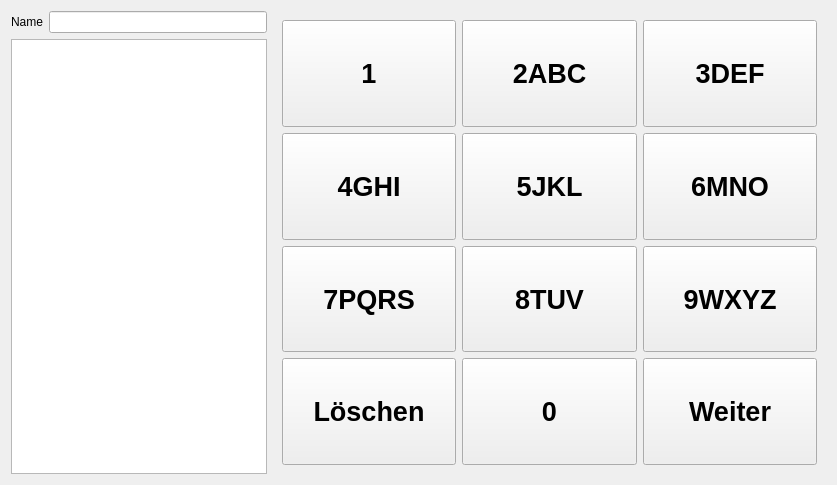
First picture: the form in TallyOnRaspberry/loginscreen.ui, repository Deltachi/Tally_Teamproject, before the edit.
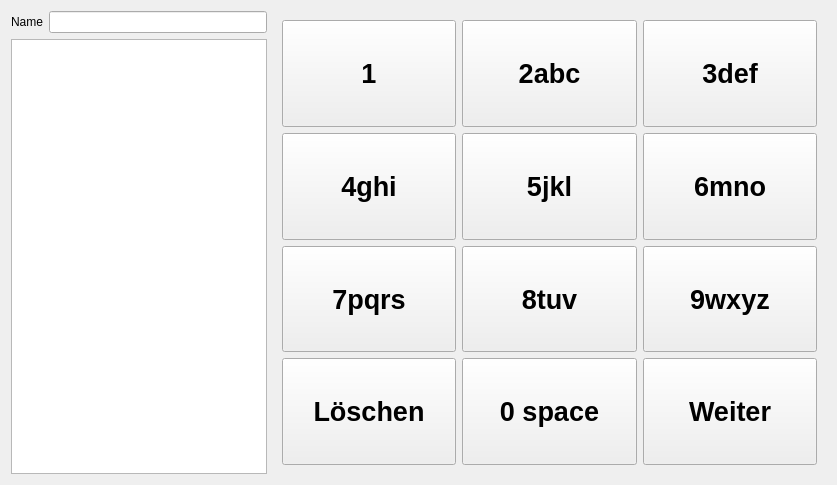
Second picture: the form after the edit.

```diff
--- a/TallyOnRaspberry/loginscreen.ui
+++ b/TallyOnRaspberry/loginscreen.ui
@@ -57,7 +57,7 @@
          </font>
         </property>
         <property name="text">
-         <string>4GHI</string>
+         <string>4ghi</string>
         </property>
        </widget>
       </item>
@@ -80,7 +80,7 @@
          </font>
         </property>
         <property name="text">
-         <string>3DEF</string>
+         <string>3def</string>
         </property>
        </widget>
       </item>
@@ -103,7 +103,7 @@
          </font>
         </property>
         <property name="text">
-         <string>7PQRS</string>
+         <string>7pqrs</string>
         </property>
        </widget>
       </item>
@@ -126,7 +126,7 @@
          </font>
         </property>
         <property name="text">
-         <string>0</string>
+         <string>0 space</string>
         </property>
        </widget>
       </item>
@@ -150,7 +150,7 @@
          </font>
         </property>
         <property name="text">
-         <string>2ABC</string>
+         <string>2abc</string>
         </property>
        </widget>
       </item>
@@ -196,7 +196,7 @@
          </font>
         </property>
         <property name="text">
-         <string>9WXYZ</string>
+         <string>9wxyz</string>
         </property>
        </widget>
       </item>
@@ -242,7 +242,7 @@
          </font>
         </property>
         <property name="text">
-         <string>8TUV</string>
+         <string>8tuv</string>
         </property>
        </widget>
       </item>
@@ -289,7 +289,7 @@
          </font>
         </property>
         <property name="text">
-         <string>5JKL</string>
+         <string>5jkl</string>
         </property>
        </widget>
       </item>
@@ -312,7 +312,7 @@
          </font>
         </property>
         <property name="text">
-         <string>6MNO</string>
+         <string>6mno</string>
         </property>
        </widget>
       </item>
```
